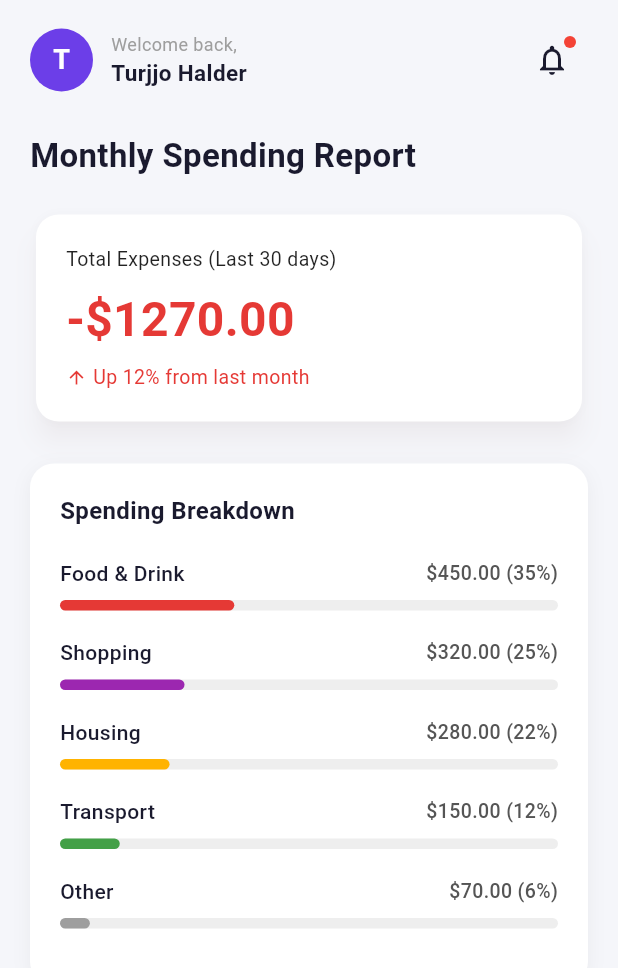
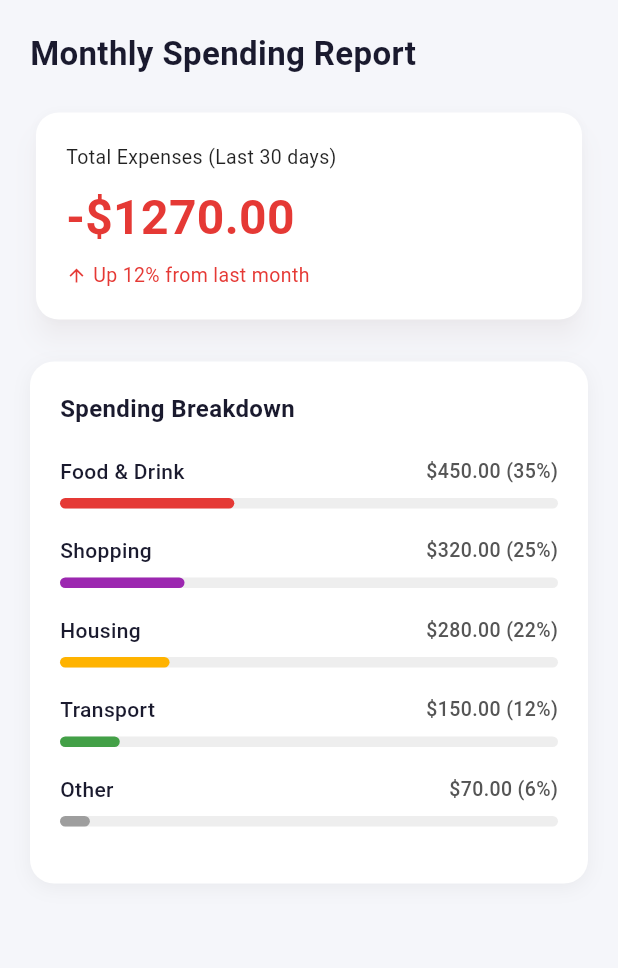
Before and after one commit to TurjjoHalder/assignment-two-flutter-ui-Turjjo_Halder-2222589, a Flutter app: the ReportsPage screen opened directly, on a phone screen of 412 x 824 dp. Shown: the top 968 px of the screen. Run offline on Flutter 3.47's test engine with Material 3 defaults, Android fonts, the phone set to English and light mode, and no system bars.

Commit message:
New AppBar and some file renamed

```diff
--- a/lib/screens/card_page.dart
+++ b/lib/screens/card_page.dart
@@ -17,9 +17,8 @@ class _CardsState extends State<Cards> {
           padding: const EdgeInsets.symmetric(horizontal: 20),
           child: Column(
             children: [
-              const SizedBox(height: 16),
-              TopBar(clientName: "Turjjo Halder"),
-              const SizedBox(height: 24),
+
+              const SizedBox(height: 20),
               Row(
                 mainAxisAlignment: MainAxisAlignment.start,
                 children: [
--- a/lib/screens/home_page.dart
+++ b/lib/screens/home_page.dart
@@ -22,9 +22,7 @@ class _HomePageState extends State<HomePage> {
                 child: Column(
                   crossAxisAlignment: CrossAxisAlignment.start,
                   children: [
-                    const SizedBox(height: 16),
 
-                    TopBar(clientName: "Turjjo Halder"),
                     const SizedBox(height: 20),
                     buildBalanceCard(),
                     const SizedBox(height: 24),
--- a/lib/screens/profile_page.dart
+++ b/lib/screens/profile_page.dart
@@ -17,9 +17,7 @@ class _ProfilePageState extends State<ProfilePage> {
           padding: const EdgeInsets.symmetric(horizontal: 20),
           child: Column(
             children: [
-              const SizedBox(height: 16),
-              TopBar(clientName: "Turjjo Halder"),
-              const SizedBox(height: 12),
+              const SizedBox(height: 20),
 
               Column(
                 mainAxisAlignment: MainAxisAlignment.start,
--- a/lib/screens/reports.dart
+++ b/lib/screens/reports.dart
@@ -22,9 +22,7 @@ class _ReportsPageState extends State<ReportsPage> {
                 child: Column(
                   crossAxisAlignment: CrossAxisAlignment.start,
                   children: [
-                    const SizedBox(height: 16),
-                    TopBar(clientName: "Turjjo Halder"),
-                    const SizedBox(height: 24),
+                    const SizedBox(height: 20),
                     const Text(
                       'Monthly Spending Report',
                       style: TextStyle(
--- a/lib/widgets/app_bar_top.dart
+++ /dev/null
@@ -1,90 +0,0 @@
-import 'package:flutter/material.dart';
-
-class TopBar extends StatefulWidget {
-  final String clientName;
-
-  const TopBar({super.key, required this.clientName});
-
-  @override
-  State<TopBar> createState() => _TopBarState();
-}
-
-class _TopBarState extends State<TopBar> {
-  bool _hasNotification = true;
-  String get _initial =>
-      widget.clientName.isNotEmpty ? widget.clientName[0] : '?';
-
-  @override
-  Widget build(BuildContext context) {
-    return Row(
-      children: [
-        Container(
-          width: 42,
-          height: 42,
-          decoration: const BoxDecoration(
-            color: Color(0xFF6C3EE8),
-            shape: BoxShape.circle,
-          ),
-          child: Center(
-            child: Text(
-              _initial,
-              style: TextStyle(
-                color: Colors.white,
-                fontWeight: FontWeight.bold,
-                fontSize: 18,
-              ),
-            ),
-          ),
-        ),
-        const SizedBox(width: 12),
-        Column(
-          crossAxisAlignment: CrossAxisAlignment.start,
-          children: [
-            const Text(
-              'Welcome back,',
-              style: TextStyle(fontSize: 12, color: Colors.grey),
-            ),
-            Text(
-              widget.clientName,
-              style: const TextStyle(
-                fontSize: 15,
-                fontWeight: FontWeight.bold,
-                color: Color(0xFF1A1A2E),
-              ),
-            ),
-          ],
-        ),
-        const Spacer(),
-        Stack(
-          children: [
-            IconButton(
-              icon: const Icon(
-                Icons.notifications_outlined,
-                color: Color(0xFF1A1A2E),
-                size: 24,
-              ),
-              onPressed: () {
-                setState(() {
-                  _hasNotification = !_hasNotification;
-                });
-              },
-            ),
-            if (_hasNotification)
-              Positioned(
-                right: 8,
-                top: 8,
-                child: Container(
-                  width: 8,
-                  height: 8,
-                  decoration: const BoxDecoration(
-                    color: Colors.red,
-                    shape: BoxShape.circle,
-                  ),
-                ),
-              ),
-          ],
-        ),
-      ],
-    );
-  }
-}
--- a/lib/widgets/widgets.dart
+++ b/lib/widgets/widgets.dart
@@ -1,6 +1,6 @@
 export 'transaction_item_card_widget.dart';
 export 'bottom_nav_bar.dart';
-export 'app_bar_top.dart';
+export 'new_app_bar.dart';
 export 'bank_card_widget.dart';
 export 'action_button_widget.dart';
 export 'user_info_widget.dart';
```
Also changed, not shown: lib/main_screen.dart (+10 -7 lines), lib/widgets/new_app_bar.dart (added, +104 -0 lines).
